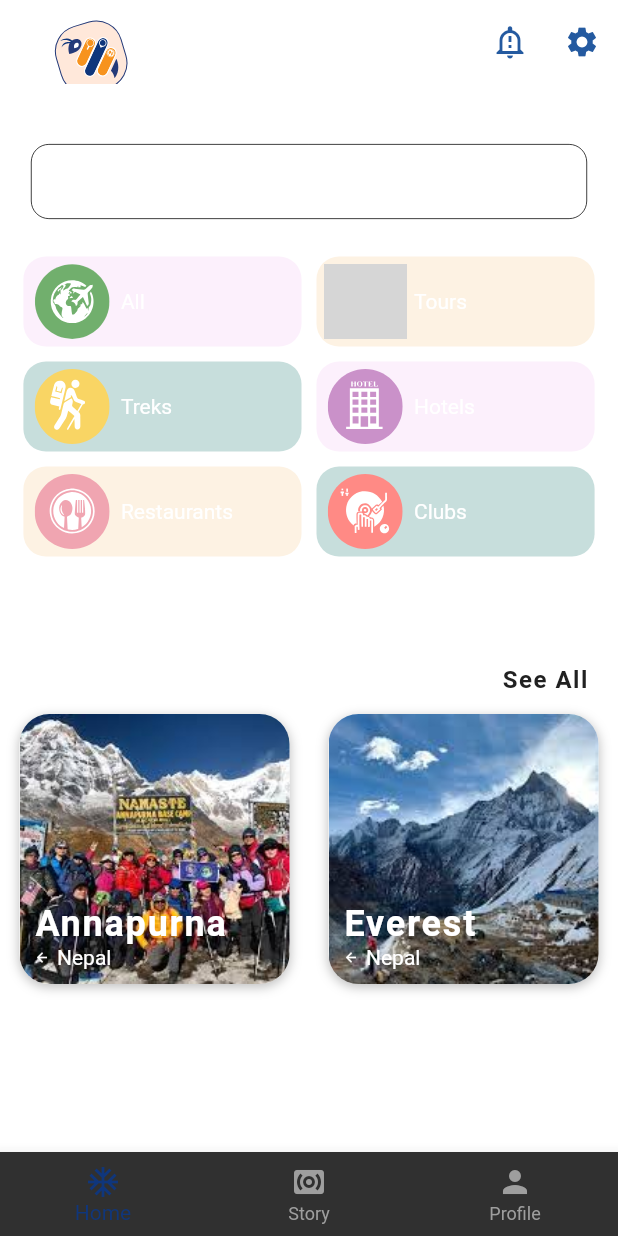
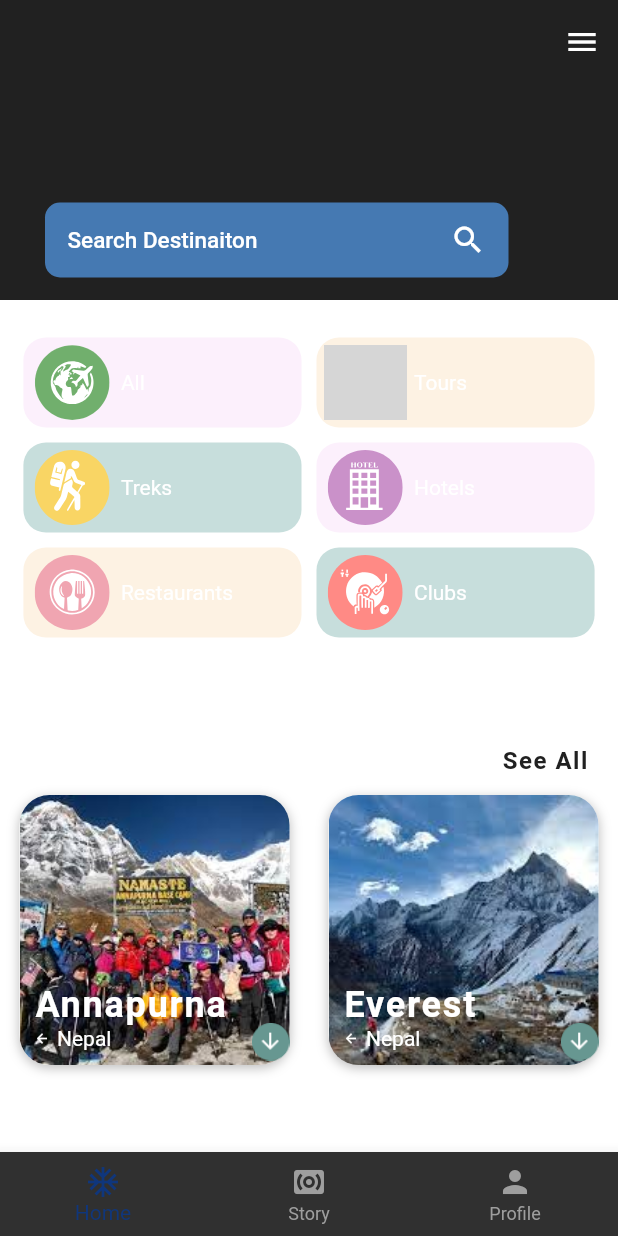
Before and after one commit to reewaz401/trabeely_app, a Flutter app: the screen it shows after launch, on a phone screen of 412 x 824 dp. Run offline on Flutter 3.47's test engine with Material 2 defaults, Android fonts, the phone set to English and light mode, and no system bars; our stand-ins replace cloud_firestore, country_code_picker, date_time_picker, flutter_svg, image_picker, shared_preferences; accounts and stored records are empty; project files that could hold a hidden picture were left out; grey boxes are pictures that could not be loaded.

Commit message:
sliverappbar

```diff
--- a/lib/screens/homePage/components/card.dart
+++ b/lib/screens/homePage/components/card.dart
@@ -12,22 +12,14 @@ class DestinationCarousel extends StatelessWidget {
   Widget build(BuildContext context) {
     return Column(
       children: <Widget>[
-        Container(
+        SingleChildScrollView(
+          scrollDirection: Axis.vertical,
+          child: Container(
+            height: 200.0,
             width: 0.5 * MediaQuery.of(context).size.width,
-          child: Container(
-            height: 300.0,
             child: ListView(
               children: [
-                GestureDetector(
-                  /* onTap: () => Navigator.push(
-                    context,
-                    MaterialPageRoute(
-                      builder: (_) => DestinationScreen(
-                        destination: destination,
-                      ),
-                    ),
-                  ),*/
-                  child: Container(
+                Container(
                   margin: EdgeInsets.all(10.0),
                   width: 150.0,
                   decoration:
@@ -132,11 +124,48 @@ class DestinationCarousel extends StatelessWidget {
                             ),
                           ],
                         ),
+                      ),
+                      Positioned(
+                          bottom: 3,
+                          right: 3,
+                          child: Image.asset(
+                            'assets/images/downArrow.png',
+                            height: 25,
+                          ))
+                    ],
+                  ),
+                ),
+                Container(
+                  margin: EdgeInsets.all(8),
+                  height: 200.0,
+                  decoration: BoxDecoration(
+                    borderRadius: BorderRadius.circular(20),
+                    color: Colors.green[100],
+                  ),
+                  width: 0.5 * MediaQuery.of(context).size.width,
+                  padding: EdgeInsets.all(8),
+                  child: Column(
+                    children: [
+                      Row(
+                        children: [
+                          Text(
+                            'Price :  ',
+                            style:
+                                TextStyle(color: Colors.orange, fontSize: 18),
+                          ),
+                          Text('Rs 1200', style: TextStyle(fontSize: 18))
+                        ],
+                      ),
+                      SizedBox(
+                        height: 5,
+                      ),
+                      Text(
+                        'We have tthe variety of the mountains within and the we go',
+                        maxLines: null,
                       )
                     ],
                   ),
                 ),
-                )
               ],
             ),
           ),
--- a/lib/screens/homePage/homePage_screen.dart
+++ b/lib/screens/homePage/homePage_screen.dart
@@ -28,37 +28,6 @@ class _HomePageState extends State<HomePage> {
           child: Column(
             mainAxisAlignment: MainAxisAlignment.center,
             children: [
-              SizedBox(
-                height: 40,
-              ),
-              GestureDetector(
-                  onTap: () async {
-                    typedDestination = await Navigator.push(
-                        context,
-                        MaterialPageRoute(
-                            builder: (context) => SearchWidget()));
-                    setState(() {});
-                  },
-                  child: Container(
-                    width: 0.9 * deviceSize.width,
-                    height: 50,
-                    padding: EdgeInsets.symmetric(horizontal: 20, vertical: 15),
-                    decoration: BoxDecoration(
-                        border: Border.all(width: 0.5),
-                        borderRadius: BorderRadius.circular(12)),
-                    child: Row(
-                      mainAxisAlignment: MainAxisAlignment.spaceBetween,
-                      children: [
-                        Text(
-                          typedDestination == null
-                              ? 'Search Destinaiton'
-                              : typedDestination,
-                          textAlign: TextAlign.left,
-                        ),
-                        Icon(Icons.search)
-                      ],
-                    ),
-                  )),
               SizedBox(
                 height: 20,
               ),
@@ -129,6 +98,7 @@ class _HomePageState extends State<HomePage> {
                 child: SingleChildScrollView(
                   scrollDirection: Axis.horizontal,
                   child: Row(
+                    mainAxisAlignment: MainAxisAlignment.spaceAround,
                     children: [
                       DestinationCarousel(
                         activites: 'Trek',
@@ -161,7 +131,7 @@ class _HomePageState extends State<HomePage> {
                     ],
                   ),
                 ),
-              )
+              ),
             ],
           ),
         ));
--- a/lib/screens/storyFeed_screen.dart
+++ b/lib/screens/storyFeed_screen.dart
@@ -16,10 +16,11 @@ class StoryFeedScreen extends StatelessWidget {
             itemCount: StoryFeedData.length,
             itemBuilder: (context, index) => Container(
               child: StoryFeedItem(
-                userName: StoryFeedData[index].userName,
-                description: StoryFeedData[index].description,
+                //  userName: StoryFeedData[index].userName,
+                //description: StoryFeedData[index].description,
                 imageUrl: StoryFeedData[index].imageUrl,
-                location: StoryFeedData[index].location,
+
+                //location: StoryFeedData[index].location,
               ),
             ),
           )
--- a/lib/screens/tabsScreen/tabs_screen.dart
+++ b/lib/screens/tabsScreen/tabs_screen.dart
@@ -8,7 +8,7 @@ import '../../screens/homePage/homePage_screen.dart';
 import 'package:travel/screens/storyFeedScreen/storyFeed_screen.dart';
 import '../user_profile_screen.dart';
 import '../homePage/homePage_screen.dart';
-import '../../services/themeData.dart';
+import '../../services/themeData.dart' as colors;
 import 'package:provider/provider.dart';
 import 'components/drawerList_widget.dart';
 import '../search_screen.dart';
@@ -46,47 +46,73 @@ class _TabsScreenState extends State<TabsScreen> {
     return Scaffold(
       key: _scaffoldKey,
       endDrawer: Drawer(child: drawerList()),
-
+      appBar: _pages[_selectedPageIndex]['title'] == 'Home'
+          ? null
+          : AppBar(
+              centerTitle: false,
+              title: Text((_pages[_selectedPageIndex]['title'])),
+            ),
       // drawer: AppDrawer(),
 
-      appBar: AppBar(
-        elevation: 0.0,
-        backgroundColor: Colors.white,
-        title: Container(
-          alignment: Alignment.centerLeft,
-          margin: EdgeInsets.only(left: 20, top: 20),
-          width: MediaQuery.of(context).size.width,
-          child: _pages[_selectedPageIndex]['title'] == 'Home'
-              ? SvgPicture.asset(
-                  'assets/images/appLogo.svg',
-                  height: 50,
-                )
-              : Text(_pages[_selectedPageIndex]['title'],
-                  textAlign: TextAlign.left,
-                  style: TextStyle(
-                      color: Color(0xFF245AA0),
-                      fontWeight: FontWeight.w500,
-                      fontSize: 30)),
-        ),
-        actions: [
-          IconButton(
-            icon: Icon(
-              Icons.notification_important_outlined,
-              color: Color(0xFF245AA0),
-            ),
-            onPressed: () async {},
-          ),
-          IconButton(
-            icon: Icon(
-              Icons.settings,
-              color: Color(0xFF245AA0),
-            ),
-            onPressed: () => _scaffoldKey.currentState.openEndDrawer(),
-          ),
-        ],
-      ),
-
-      body: SingleChildScrollView(child: _pages[_selectedPageIndex]['pages']),
+      body: _pages[_selectedPageIndex]['title'] == 'Home'
+          ? NestedScrollView(
+              headerSliverBuilder:
+                  (BuildContext context, bool innerBoxIsScroll) {
+                return [
+                  SliverAppBar(
+                    // Add this code
+                    bottom: PreferredSize(
+                      // Add this code
+                      preferredSize: Size.fromHeight(20.0),
+                      child: Text(''),
+                    ),
+                    expandedHeight: 200.0,
+                    floating: false,
+                    pinned: true,
+                    flexibleSpace: FlexibleSpaceBarSettings(
+                      currentExtent: 0.0,
+                      minExtent: 0,
+                      maxExtent: 230,
+                      toolbarOpacity: 1,
+                      child: FlexibleSpaceBar(
+                        titlePadding:
+                            EdgeInsetsDirectional.only(start: 30, bottom: 15),
+                        title: GestureDetector(
+                          onTap: () async {},
+                          child: Container(
+                            margin: EdgeInsets.only(right: 50),
+                            width: 0.75 * MediaQuery.of(context).size.width,
+                            height: 50,
+                            padding: EdgeInsets.symmetric(
+                                horizontal: 15, vertical: 5),
+                            decoration: BoxDecoration(
+                                color: Color(0xFF4579B2),
+                                borderRadius: BorderRadius.circular(10)),
+                            child: Row(
+                              mainAxisAlignment: MainAxisAlignment.spaceBetween,
+                              children: [
+                                Text(
+                                  'Search Destinaiton',
+                                  style: TextStyle(
+                                      color: Colors.white, fontSize: 15),
+                                  textAlign: TextAlign.left,
+                                ),
+                                Icon(
+                                  Icons.search,
+                                  color: Colors.white,
+                                )
+                              ],
+                            ),
+                          ),
+                        ),
+                      ),
+                    ),
+                  ),
+                ];
+              },
+              body: _pages[_selectedPageIndex]['pages'],
+            )
+          : _pages[_selectedPageIndex]['pages'],
 
       bottomNavigationBar: BottomNavigationBar(
         onTap: _selectPage,
@@ -111,8 +137,8 @@ class _TabsScreenState extends State<TabsScreen> {
         ),
         ListTile(
           title: Text('Dark Mode'),
-          trailing: Consumer<ThemeNotifier>(
-            builder: (context, ThemeNotifier value, child) {
+          trailing: Consumer<colors.ThemeNotifier>(
+            builder: (context, colors.ThemeNotifier value, child) {
               return Switch(
                 value: value.darkTheme,
                 onChanged: (theme) {
@@ -134,3 +160,40 @@ class _TabsScreenState extends State<TabsScreen> {
     );
   }
 }
+
+/* child: AppBar(
+          elevation: 0.0,
+          backgroundColor: Colors.blue[900],
+          title: Container(
+            alignment: Alignment.centerLeft,
+            margin: EdgeInsets.only(left: 20, top: 20),
+            width: MediaQuery.of(context).size.width,
+            child: _pages[_selectedPageIndex]['title'] == 'Home'
+                ? SvgPicture.asset(
+                    'assets/images/appLogo.svg',
+                    height: 50,
+                  )
+                : Text(_pages[_selectedPageIndex]['title'],
+                    textAlign: TextAlign.left,
+                    style: TextStyle(
+                        color: Color(0xFF245AA0),
+                        fontWeight: FontWeight.w500,
+                        fontSize: 30)),
+          ),
+          actions: [
+            IconButton(
+              icon: Icon(
+                Icons.notification_important_outlined,
+                color: Colors.white,
+              ),
+              onPressed: () async {},
+            ),
+            IconButton(
+              icon: Icon(
+                Icons.settings,
+                color: Colors.white,
+              ),
+              onPressed: () => _scaffoldKey.currentState.openEndDrawer(),
+            ),
+          ],
+        ),*/
--- a/lib/services/authentication.dart
+++ b/lib/services/authentication.dart
@@ -43,6 +43,7 @@ class Auth with ChangeNotifier {
       if (_token != null) {
         SharedPreferences preferences = await SharedPreferences.getInstance();
         preferences.setString('autoSignIn', _token);
+        preferences.setString('username', _userId);
       }
       notifyListeners();
     } catch (error) {
--- a/pubspec.yaml
+++ b/pubspec.yaml
@@ -76,6 +76,7 @@ flutter:
      - assets/images/anna.jpg
      - assets/images/anna1.jpeg
      - assets/images/anna2.jpeg
+     - assets/images/downArrow.png
      - assets/images/anna3.jpeg
 
 
```
Also changed, not shown: assets/images/Vector.png (added), assets/images/downArrow.png (added). Lines whose indentation alone changed are shown as unchanged.
